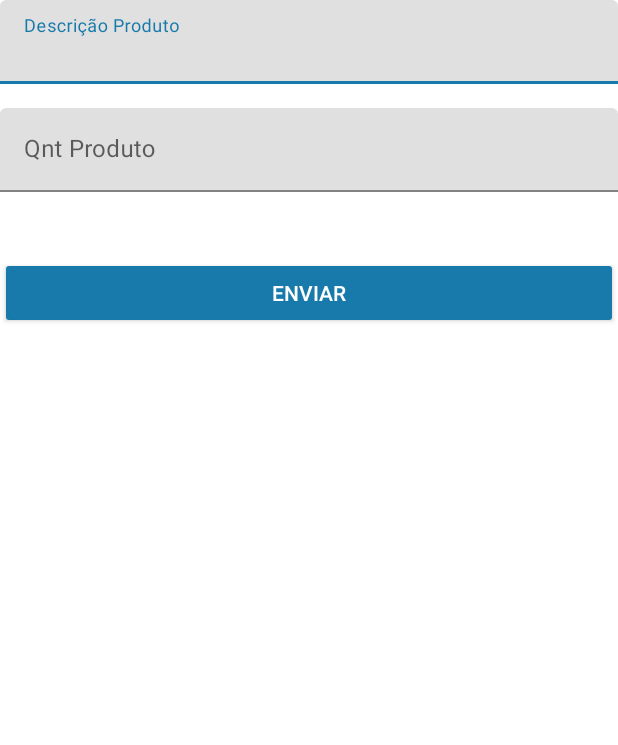
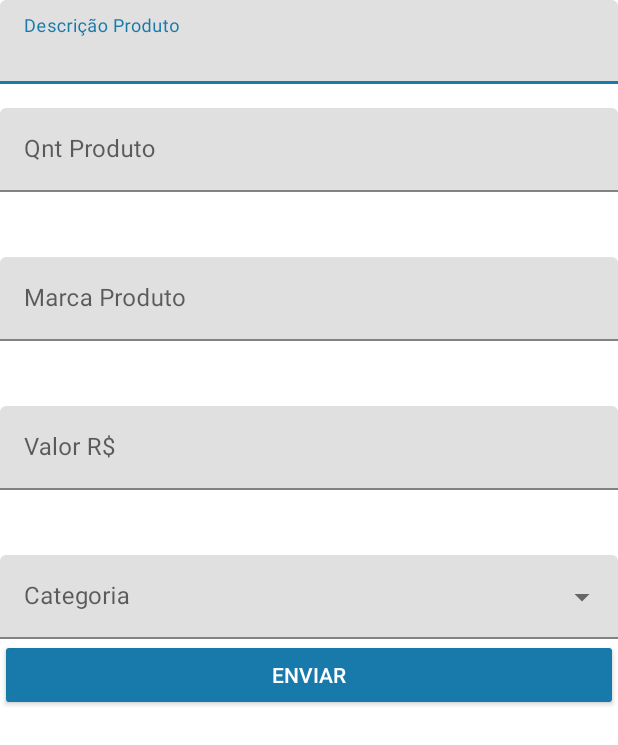
Before and after one commit to pcesar20/mercadIn, an Android app: the FormAddProduto screen opened directly, with no data from a screen before it, on a phone screen of 412 x 824 dp. Shown: the top 745 px of the screen. Run offline under Robolectric (Android 15) with nearby library versions, the phone set to English and light mode, and no system bars.

Commit message:
Implementados os novos campos de produtos

```diff
--- a/app/src/main/java/br/com/pauloc/mercadin/FormAddProduto.java
+++ b/app/src/main/java/br/com/pauloc/mercadin/FormAddProduto.java
@@ -1,24 +1,36 @@
 package br.com.pauloc.mercadin;
 
+import androidx.annotation.RequiresApi;
 import androidx.appcompat.app.AppCompatActivity;
 
 import android.content.Intent;
+import android.os.Build;
 import android.os.Bundle;
 import android.text.TextUtils;
+import android.view.ContextMenu;
+import android.view.Menu;
+import android.view.MenuInflater;
 import android.view.View;
+import android.widget.ArrayAdapter;
+import android.widget.AutoCompleteTextView;
 import android.widget.Button;
 import android.widget.EditText;
 
 import org.w3c.dom.Text;
 
 import java.sql.SQLException;
+import java.util.ArrayList;
+import java.util.Objects;
 
 import br.com.pauloc.mercadin.R;
 import br.com.pauloc.mercadin.model.Produto;
 import br.com.pauloc.mercadin.repositories.ProdutoRepositorio;
 
+import static java.security.AccessController.getContext;
+
 public class FormAddProduto extends AppCompatActivity {
     EditText edtDescricao, edtQtd;
+    AutoCompleteTextView filled_exposed_dropdown;
     Button btnEnviar;
 
     public static String EXTRA_DESCRICAO = "extra_descricao";
@@ -37,7 +49,7 @@ public class FormAddProduto extends AppCompatActivity {
     protected void onCreate(Bundle savedInstanceState) {
         super.onCreate(savedInstanceState);
         setContentView(R.layout.activity_form_add_produto);
-
+        filled_exposed_dropdown = findViewById(R.id.filled_exposed_dropdown);
         edtDescricao = findViewById(R.id.edt_descricao);
         edtQtd = findViewById(R.id.edt_qntProduto);
         btnEnviar = findViewById(R.id.btn_enviar);
@@ -122,6 +134,10 @@ public class FormAddProduto extends AppCompatActivity {
         }
 
 
+        String[] categorias = getResources().getStringArray(R.array.array_categoria);
+        ArrayAdapter<String> adapter = new ArrayAdapter<String>(this, android.R.layout.simple_list_item_1, categorias);
+        filled_exposed_dropdown.setAdapter(adapter);
+
 
     }
 
--- a/app/src/main/res/layout/activity_form_add_produto.xml
+++ b/app/src/main/res/layout/activity_form_add_produto.xml
@@ -39,6 +39,51 @@
 
     </com.google.android.material.textfield.TextInputLayout>
 
+    <com.google.android.material.textfield.TextInputLayout
+        android:layout_width="match_parent"
+        android:layout_height="83dp"
+        android:layout_marginBottom="@dimen/activity_vertical_margin">
+
+        <EditText
+            android:id="@+id/edt_marcaProduto"
+            android:layout_width="match_parent"
+            android:layout_height="wrap_content"
+            android:hint="@string/marca_produto"
+            android:inputType="textCapSentences"
+            android:maxLines="1" />
+
+    </com.google.android.material.textfield.TextInputLayout>
+
+    <com.google.android.material.textfield.TextInputLayout
+        android:layout_width="match_parent"
+        android:layout_height="83dp"
+        android:layout_marginBottom="@dimen/activity_vertical_margin">
+
+        <EditText
+            android:id="@+id/edt_valorProduto"
+            android:layout_width="match_parent"
+            android:layout_height="wrap_content"
+            android:hint="Valor R$"
+            android:inputType="numberDecimal"
+            android:maxLines="1" />
+
+    </com.google.android.material.textfield.TextInputLayout>
+
+    <com.google.android.material.textfield.TextInputLayout
+        android:id="@+id/menuCategoria"
+        style="@style/Widget.MaterialComponents.TextInputLayout.FilledBox.ExposedDropdownMenu"
+        android:layout_width="match_parent"
+        android:layout_height="wrap_content"
+        android:hint="Categoria">
+
+        <AutoCompleteTextView
+            android:id="@+id/filled_exposed_dropdown"
+            android:layout_width="match_parent"
+            android:layout_height="wrap_content"
+            android:inputType="none"
+            />
+
+    </com.google.android.material.textfield.TextInputLayout>
 
     <com.google.android.material.button.MaterialButton
         android:id="@+id/btn_enviar"
--- /dev/null
+++ b/app/src/main/res/values/arrays.xml
@@ -0,0 +1,13 @@
+<?xml version="1.0" encoding="utf-8"?>
+<resources>
+    <string-array name="array_categoria">
+        <item name="padaria">Padaria</item>
+        <item name="alimentos_cereais_e_gr_os">Alimentos (cereais e grãos)</item>
+        <item name="congelados_e_frios">Congelados e frios</item>
+        <item name="hortifr_ti">Hortifrúti</item>
+        <item name="produtos_de_limpeza">Produtos de limpeza</item>
+        <item name="bebidas">Bebidas</item>
+        <item name="papelaria">Papelaria</item>
+        <item name="higiene_pessoal">Higiene pessoal</item>
+    </string-array>
+</resources>
```
Also changed, not shown: app/src/main/res/menu/menu_categoria.xml (added, +19 -0 lines), app/src/main/res/values/strings.xml (+9 -0 lines).
